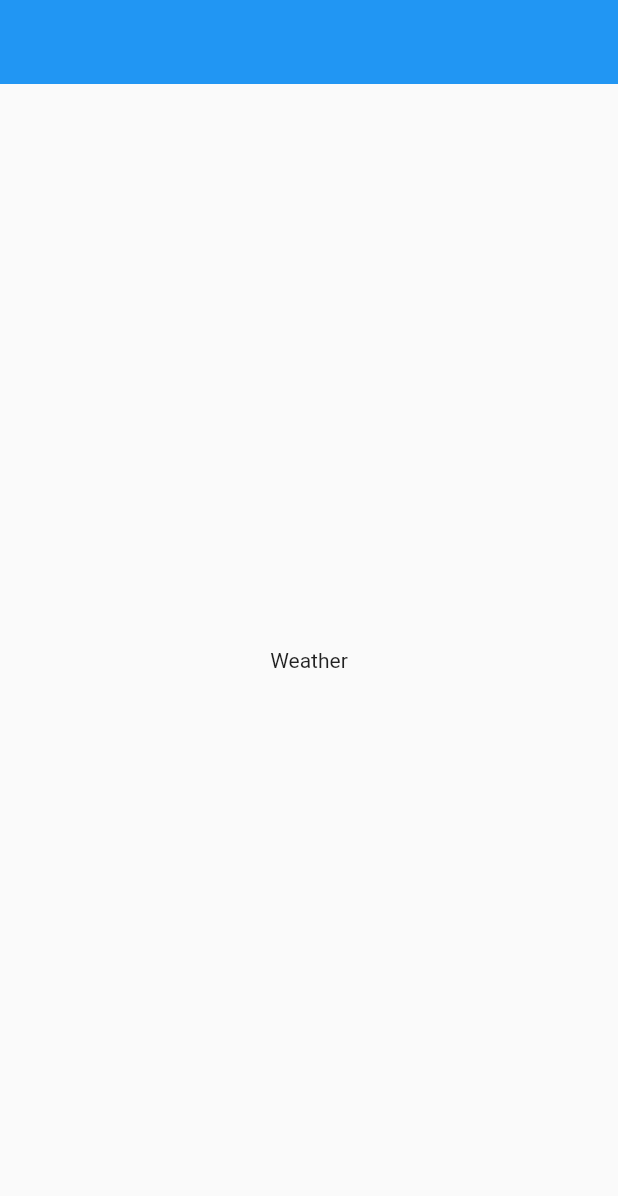
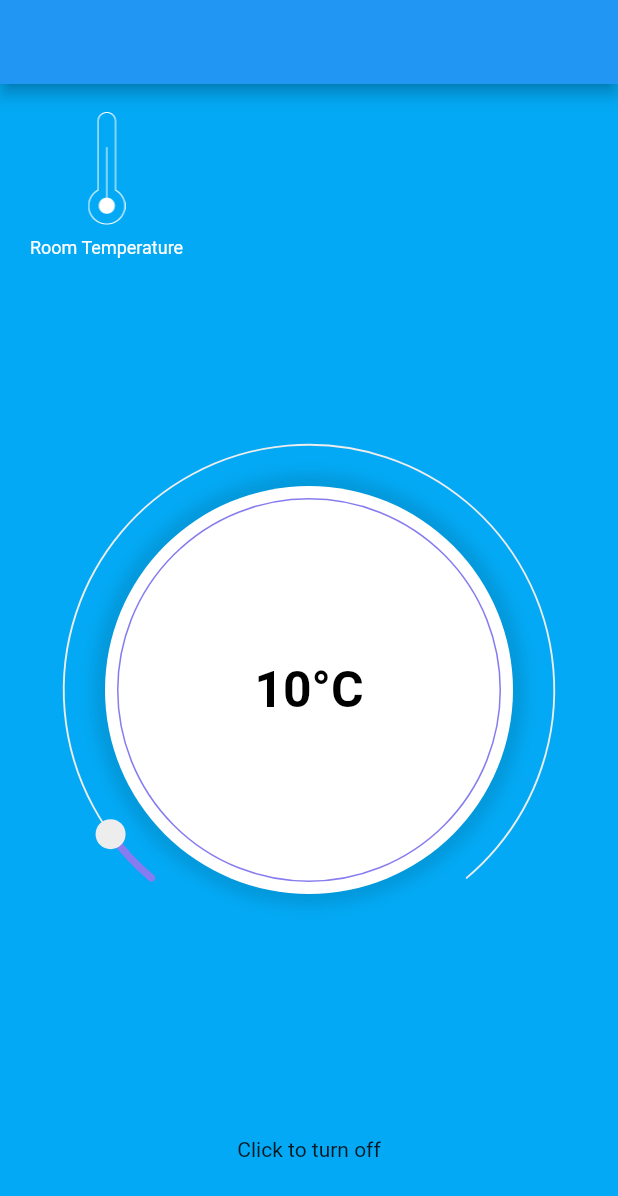
Before and after one commit to farhanyousaf786/room_temp_flutter, a Flutter app: the screen it shows after launch, on a phone screen of 412 x 824 dp. Shown: the top 1196 px of the screen. Run offline on Flutter 3.47's test engine with Material 2 defaults, Android fonts, the phone set to English and light mode, and no system bars; drawn by our look-alikes of sleek_circular_slider; our stand-ins replace get.

Commit message:
Added ui imgs

```diff
--- a/lib/DashBoard/DashBoard.dart
+++ b/lib/DashBoard/DashBoard.dart
@@ -1,21 +1,106 @@
 import 'package:flutter/material.dart';
+import 'package:get/get.dart';
+import 'package:sleek_circular_slider/sleek_circular_slider.dart';
+import 'package:roomtemppro/utils/AppAssets.dart';
+import 'package:roomtemppro/utils/AppSpaces.dart';
+import 'package:roomtemppro/widgets/buttons.dart';
 
-class DashBoard extends StatefulWidget {
+class DashBoard extends StatelessWidget {
   const DashBoard({Key? key}) : super(key: key);
 
   @override
-  State<DashBoard> createState() => _DashBoardState();
-}
-
-class _DashBoardState extends State<DashBoard> {
-  @override
   Widget build(BuildContext context) {
     return Scaffold(
-      appBar: AppBar(
-        elevation: 0,
-      ),
-      body: Center(
-        child: Text("Weather"),
+      backgroundColor: Colors.lightBlue,
+      appBar: AppBar(),
+      body: Padding(
+        padding: const EdgeInsets.symmetric(horizontal: 20.0, vertical: 10.0),
+        child: Column(children: [
+          Row(
+            children: [
+              Column(
+                children: [
+                  Padding(
+                    padding: const EdgeInsets.all(8.0),
+                    child: Image.asset(
+                      AppAssets.temperature,
+                      scale: 1.5,
+                    ),
+                  ),
+                  Text(
+                    "Room Temperature",
+                    style: TextStyle(fontSize: 12, color: Colors.white),
+                  )
+                ],
+              )
+            ],
+          ),
+          Expanded(
+            child: Padding(
+              padding: const EdgeInsets.symmetric(horizontal: 20.0),
+              child: SleekCircularSlider(
+                appearance: CircularSliderAppearance(
+                  customColors: CustomSliderColors(
+                    trackColor: Get.theme.disabledColor,
+                    dotColor: Get.theme.disabledColor,
+                    progressBarColor: Get.theme.primaryColor,
+                  ),
+                  startAngle: 130.0,
+                  angleRange: 280.0,
+                  size: Get.mediaQuery.size.height,
+                  customWidths:
+                      CustomSliderWidths(progressBarWidth: 5, handlerSize: 10),
+                ),
+                min: 0,
+                max: 200,
+                initialValue: 10,
+                // onChangeEnd: (_value) => controller.tempature.value = _value,
+                innerWidget: (percentage) => Padding(
+                  padding: const EdgeInsets.all(30.0),
+                  child: Center(
+                    child: Container(
+                        decoration: BoxDecoration(
+                          color: Colors.white,
+                          shape: BoxShape.circle,
+                          boxShadow: [
+                            BoxShadow(
+                              color: Colors.black.withOpacity(0.1),
+                              blurRadius: 7,
+                              spreadRadius: 8,
+                            ),
+                          ],
+                        ),
+                        child: Container(
+                            margin: EdgeInsets.all(8),
+                            decoration: BoxDecoration(
+                              border: Border.all(
+                                color: Get.theme.primaryColor,
+                                width: 1,
+                              ),
+                              shape: BoxShape.circle,
+                              color: Colors.white,
+                            ),
+                            child: Center(
+                              child: Text(
+                                '${percentage.toStringAsFixed(0)}°C',
+                                style: TextStyle(
+                                  fontSize: 15 +
+                                      (22 * 683 / Get.mediaQuery.size.height),
+                                  color: Colors.black,
+                                  fontWeight: FontWeight.w600,
+                                ),
+                              ),
+                            ))),
+                  ),
+                ),
+              ),
+            ),
+          ),
+          AppSpaces.vertical10,
+          Text('Click to turn off'),
+          AppSpaces.vertical10,
+          AppSpaces.vertical30,
+        ]),
       ),
     );
   }
--- /dev/null
+++ b/lib/utils/AppAssets.dart
@@ -0,0 +1,7 @@
+class AppAssets {
+
+  static const String humidity = 'icons/humidity.png';
+  static const String temperature = 'icons/Temperature.png';
+  static const String light = 'icons/lights.png';
+
+}
--- /dev/null
+++ b/lib/utils/AppSpaces.dart
@@ -0,0 +1,16 @@
+import 'package:flutter/material.dart' show SizedBox;
+
+class AppSpaces {
+  static const vertical5 = const SizedBox(height: 5);
+  static const vertical10 = const SizedBox(height: 10);
+  static const vertical15 = const SizedBox(height: 15);
+  static const vertical20 = const SizedBox(height: 20);
+  static const vertical25 = const SizedBox(height: 25);
+  static const vertical30 = const SizedBox(height: 30);
+  static const horizontal5 = const SizedBox(width: 5);
+  static const horizontal10 = const SizedBox(width: 10);
+  static const horizontal15 = const SizedBox(width: 15);
+  static const horizontal20 = const SizedBox(width: 20);
+  static const horizontal25 = const SizedBox(width: 25);
+  static const horizontal30 = const SizedBox(width: 30);
+}
--- /dev/null
+++ b/lib/utils/Others.dart
@@ -0,0 +1,11 @@
+import 'package:flutter/material.dart' show Alignment, LinearGradient;
+import 'package:get/get.dart';
+
+final appGradient = LinearGradient(
+  colors: [
+    Get.theme.primaryColor,
+    Get.theme.colorScheme.secondary,
+  ],
+  begin: Alignment.topRight,
+  end: Alignment.bottomLeft,
+);
```
Also changed, not shown: lib/widgets/buttons.dart (added).
